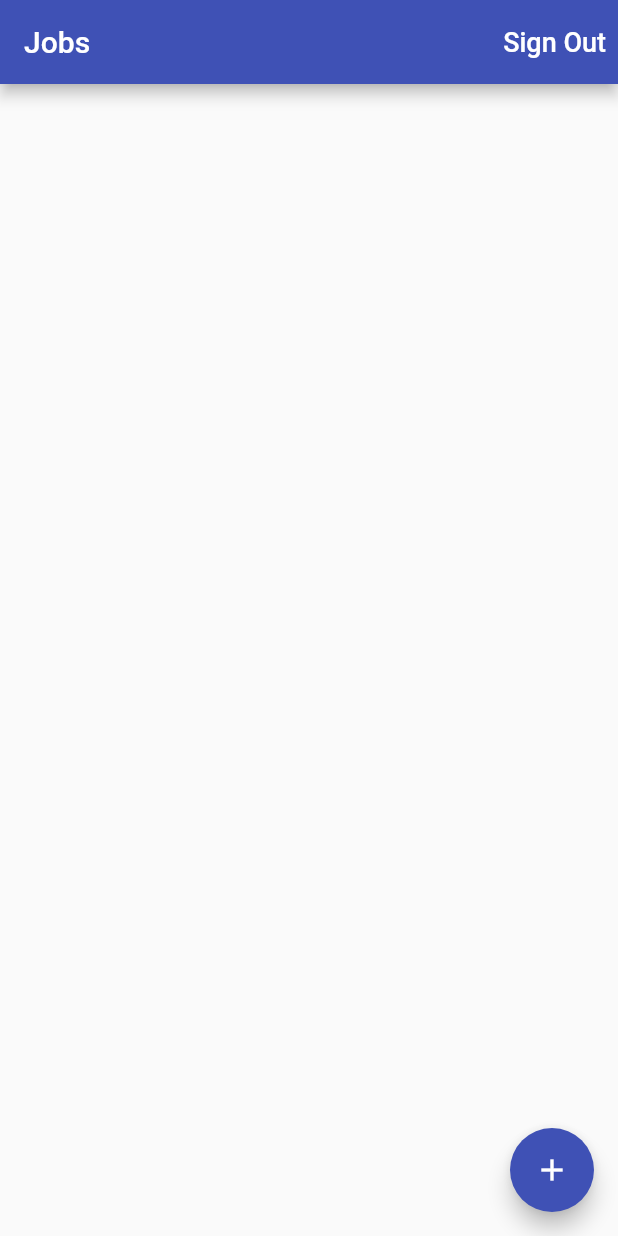
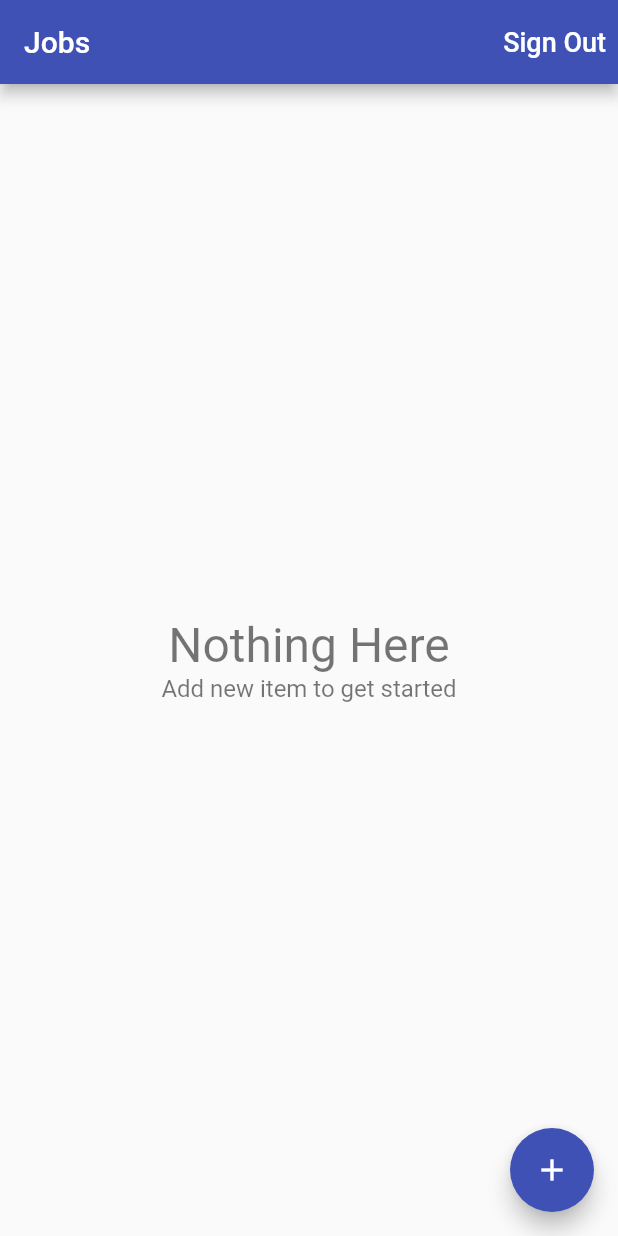
Before and after one commit to AmrAbdelmagid/Job-Tracker-Flutter, a Flutter app: the screen it shows once a user with an empty profile is signed in, on a phone screen of 412 x 824 dp. Run offline on Flutter 3.47's test engine with Material 2 defaults, Android fonts, the phone set to English and light mode, and no system bars; our stand-ins replace cloud_firestore, firebase_auth, firebase_core, flutter_keyboard_visibility, google_sign_in; accounts and stored records are empty.

Commit message:
Add empty content widget if no jobs

```diff
--- /dev/null
+++ b/lib/app/home/empty_content.dart
@@ -0,0 +1,29 @@
+import 'package:flutter/material.dart';
+
+class EmptyContent extends StatelessWidget {
+  const EmptyContent(
+      {this.title = 'Nothing Here',
+      this.message = 'Add new item to get started'});
+
+  final String title;
+  final String message;
+
+  @override
+  Widget build(BuildContext context) {
+    return Center(
+      child: Column(
+        mainAxisAlignment: MainAxisAlignment.center,
+        children: [
+          Text(
+            title,
+            style: TextStyle(fontSize: 32.0, color: Colors.black54),
+          ),
+          Text(
+            message,
+            style: TextStyle(fontSize: 16.0, color: Colors.black54),
+          )
+        ],
+      ),
+    );
+  }
+}
--- a/lib/app/home/jobs_page.dart
+++ b/lib/app/home/jobs_page.dart
@@ -1,6 +1,7 @@
 import 'dart:developer';
 import 'package:flutter/material.dart';
 import 'package:job_tracker_flutter/app/home/edit_job_page.dart';
+import 'package:job_tracker_flutter/app/home/empty_content.dart';
 import 'package:job_tracker_flutter/app/home/job_tile.dart';
 import 'package:job_tracker_flutter/app/models/job.dart';
 import 'package:job_tracker_flutter/common_widgets/show_alert_dialog.dart';
@@ -64,7 +65,8 @@ class JobsPage extends StatelessWidget {
         builder: (context, snapshot) {
           if (snapshot.hasData) {
             final jobs = snapshot.data;
-            final children = jobs!
+            if (jobs!.isNotEmpty) {
+              final children = jobs
                   .map((job) => JobTile(
                       job: job,
                       onTap: () {
@@ -74,6 +76,9 @@ class JobsPage extends StatelessWidget {
               return ListView(
                 children: children,
               );
+            } else {
+              return EmptyContent();
+            }
           }
           if (snapshot.hasError) {
             log(snapshot.error.toString());
```
Lines whose indentation alone changed are shown as unchanged.
